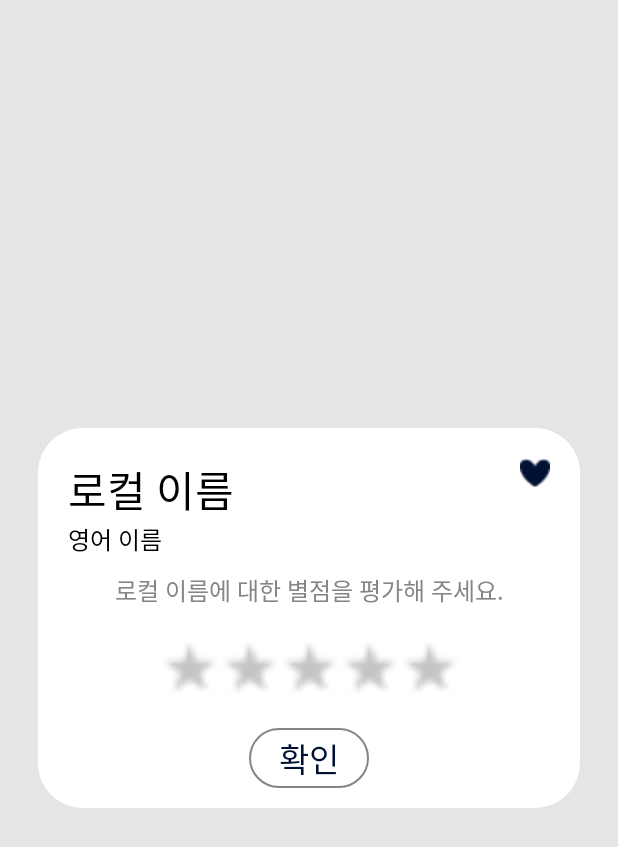
After one commit to cocktail-dakk/cocktail_dakk_android, an Android app: the MenuDetailEvaluateActivity screen opened directly, with no data from a screen before it, on a phone screen of 412 x 824 dp. The commit adds this screen. Shown: the top 847 px of the screen. Run offline under Robolectric (Android 15) with nearby library versions, the phone set to English and light mode, and no system bars.

Commit message:
sherlock: MenuDetailActivity.kt, MenuDetailEvaluateActivity.kt 만들기.

```diff
--- a/app/src/main/AndroidManifest.xml
+++ b/app/src/main/AndroidManifest.xml
@@ -17,15 +17,15 @@
 
                 <category android:name="android.intent.category.LAUNCHER" />
             </intent-filter>
-
         </activity>
 
         <activity android:name=".ui.search_tab.SearchTabActivity">
-
         </activity>
 
         <activity android:name=".ui.menu_detail.MenuDetailActivity">
+        </activity>
 
+        <activity android:name=".ui.menu_detail.MenuDetailEvaluateActivity">
         </activity>
 
 
--- /dev/null
+++ b/app/src/main/java/com/example/cocktail_dakk/ui/menu_detail/MenuDetailEvaluateActivity.kt
@@ -0,0 +1,116 @@
+package com.example.cocktail_dakk.ui.menu_detail
+
+import android.view.View
+import android.widget.Toast
+import com.example.cocktail_dakk.R
+import com.example.cocktail_dakk.databinding.ActivityMenuDetailEvaluateBinding
+import com.example.cocktail_dakk.ui.BaseActivity
+
+class MenuDetailEvaluateActivity: BaseActivity<ActivityMenuDetailEvaluateBinding>(ActivityMenuDetailEvaluateBinding::inflate) {
+
+    private var starPoint: Int = -1
+
+    override fun initAfterBinding() {
+        initCocktailName()
+        initClicker()
+    }
+
+    private fun initCocktailName() {
+        if (intent.hasExtra("localName") && intent.hasExtra("englishName") ){
+            binding.menuDetailEvaluateNameLocalTv.text = intent.getStringExtra("localName")
+            binding.menuDetailEvaluateNameEnglishTv.text = intent.getStringExtra("englishName")
+            binding.menuDetailEvaluateGuideTv.text = intent.getStringExtra("localName")+"에 대한 별점을 평가해 주세요."
+        }
+    }
+
+    private fun initClicker(){
+        binding.menuDetailEvaluateWhiteboardLa.setOnClickListener(){
+            // 아무것도 안함. 배경 클릭과의 대비를 두기 위한 코드. 지우지 말것!
+        }
+
+        binding.menuDetailEvaluateBackgroundLa.setOnClickListener(){
+            finish()
+        }
+        binding.menuDetailEvaluateExitIv.setOnClickListener(){
+            finish()
+        }
+
+        binding.menuDetailEvaluateStar1Iv.setOnClickListener(){
+            starPoint = 1
+            clickStar(1)
+        }
+        binding.menuDetailEvaluateStar2Iv.setOnClickListener(){
+            starPoint = 2
+            clickStar(2)
+        }
+        binding.menuDetailEvaluateStar3Iv.setOnClickListener(){
+            starPoint = 3
+            clickStar(3)
+        }
+        binding.menuDetailEvaluateStar4Iv.setOnClickListener(){
+            starPoint = 4
+            clickStar(4)
+        }
+        binding.menuDetailEvaluateStar5Iv.setOnClickListener(){
+            starPoint = 5
+            clickStar(5)
+        }
+
+
+        binding.menuDetailEvaluateOkOffTv.setOnClickListener(){
+            Toast.makeText(this, "별점을 평가해 주세요.", Toast.LENGTH_SHORT).show()
+        }
+        binding.menuDetailEvaluateOkOnTv.setOnClickListener(){
+            Toast.makeText(this, "별점 ${starPoint}점을 기록했습니다.", Toast.LENGTH_SHORT).show()
+            // 일단은 토스트 메시지로 기록하지만 서버에 점수 정보를 보내 평균을 낼것
+            finish()
+        }
+    }
+
+    private fun clickStar(point: Int){
+        val full = R.drawable.detail_star
+        val empty = R.drawable.detail_star_empty
+
+        when (point){
+            1 -> {
+                binding.menuDetailEvaluateStar1Iv.setImageResource(full)
+                binding.menuDetailEvaluateStar2Iv.setImageResource(empty)
+                binding.menuDetailEvaluateStar3Iv.setImageResource(empty)
+                binding.menuDetailEvaluateStar4Iv.setImageResource(empty)
+                binding.menuDetailEvaluateStar5Iv.setImageResource(empty)
+            }
+           2 -> {
+                binding.menuDetailEvaluateStar1Iv.setImageResource(full)
+                binding.menuDetailEvaluateStar2Iv.setImageResource(full)
+                binding.menuDetailEvaluateStar3Iv.setImageResource(empty)
+                binding.menuDetailEvaluateStar4Iv.setImageResource(empty)
+                binding.menuDetailEvaluateStar5Iv.setImageResource(empty)
+            }
+           3 -> {
+                binding.menuDetailEvaluateStar1Iv.setImageResource(full)
+                binding.menuDetailEvaluateStar2Iv.setImageResource(full)
+                binding.menuDetailEvaluateStar3Iv.setImageResource(full)
+                binding.menuDetailEvaluateStar4Iv.setImageResource(empty)
+                binding.menuDetailEvaluateStar5Iv.setImageResource(empty)
+            }
+            4 -> {
+                binding.menuDetailEvaluateStar1Iv.setImageResource(full)
+                binding.menuDetailEvaluateStar2Iv.setImageResource(full)
+                binding.menuDetailEvaluateStar3Iv.setImageResource(full)
+                binding.menuDetailEvaluateStar4Iv.setImageResource(full)
+                binding.menuDetailEvaluateStar5Iv.setImageResource(empty)
+            }
+            5 -> {
+                binding.menuDetailEvaluateStar1Iv.setImageResource(full)
+                binding.menuDetailEvaluateStar2Iv.setImageResource(full)
+                binding.menuDetailEvaluateStar3Iv.setImageResource(full)
+                binding.menuDetailEvaluateStar4Iv.setImageResource(full)
+                binding.menuDetailEvaluateStar5Iv.setImageResource(full)
+            }
+        }
+
+        binding.menuDetailEvaluateOkOffTv.visibility = View.INVISIBLE
+        binding.menuDetailEvaluateOkOnTv.visibility = View.VISIBLE
+    }
+
+}
--- /dev/null
+++ b/app/src/main/res/drawable/round_rect_fourwhite.xml
@@ -0,0 +1,14 @@
+<?xml version="1.0" encoding="utf-8"?>
+<shape xmlns:android="http://schemas.android.com/apk/res/android"
+    android:shape="rectangle" >
+    <solid android:color="@color/white"/>
+    <corners
+        android:topLeftRadius="30dp"
+        android:topRightRadius="30dp"
+        android:bottomRightRadius="30dp"
+        android:bottomLeftRadius="30dp"/>
+
+<!--    <stroke-->
+<!--        android:width="1dp"-->
+<!--        android:color="@color/white" />-->
+</shape>
--- /dev/null
+++ b/app/src/main/res/layout/activity_menu_detail_evaluate.xml
@@ -0,0 +1,160 @@
+<?xml version="1.0" encoding="utf-8"?>
+<androidx.constraintlayout.widget.ConstraintLayout
+    xmlns:android="http://schemas.android.com/apk/res/android"
+    android:id="@+id/menu_detail_evaluate_background_la"
+    android:layout_width="match_parent"
+    android:layout_height="match_parent"
+    android:background="@color/half_transparent"
+    xmlns:app="http://schemas.android.com/apk/res-auto">
+
+    <androidx.constraintlayout.widget.ConstraintLayout
+        android:id="@+id/menu_detail_evaluate_whiteboard_la"
+        android:layout_width="match_parent"
+        android:layout_height="wrap_content"
+        android:background="@drawable/round_rect_fourwhite"
+
+        app:layout_constraintTop_toTopOf="parent"
+        app:layout_constraintBottom_toBottomOf="parent"
+        app:layout_constraintStart_toStartOf="parent"
+        app:layout_constraintEnd_toEndOf="parent"
+        android:layout_marginStart="25dp"
+        android:layout_marginEnd="25dp">
+
+        // 이름
+        <TextView
+            android:id="@+id/menu_detail_evaluate_name_local_tv"
+            android:layout_width="wrap_content"
+            android:layout_height="wrap_content"
+            android:text="로컬 이름"
+            android:textSize="28sp"
+            android:textColor="@color/black"
+
+            android:layout_marginTop="20dp"
+            android:layout_marginStart="20dp"
+            app:layout_constraintStart_toStartOf="parent"
+            app:layout_constraintTop_toTopOf="parent"
+            />
+
+        <TextView
+            android:id="@+id/menu_detail_evaluate_name_english_tv"
+            android:layout_width="wrap_content"
+            android:layout_height="wrap_content"
+            android:text="영어 이름"
+            android:textSize="16sp"
+            android:textColor="@color/black"
+
+            app:layout_constraintStart_toStartOf="@id/menu_detail_evaluate_name_local_tv"
+            app:layout_constraintTop_toBottomOf="@id/menu_detail_evaluate_name_local_tv"
+            />
+
+        // X 표시 소스가 없어서 일단 임시로 넣었음
+        <ImageView
+            android:id="@+id/menu_detail_evaluate_exit_iv"
+            android:layout_width="20dp"
+            android:layout_height="20dp"
+            android:src="@drawable/search_heart"
+
+            android:layout_marginEnd="20dp"
+            app:layout_constraintEnd_toEndOf="parent"
+            app:layout_constraintTop_toTopOf="@+id/menu_detail_evaluate_name_local_tv"/>
+
+        <TextView
+            android:id="@+id/menu_detail_evaluate_guide_tv"
+            android:layout_width="wrap_content"
+            android:layout_height="wrap_content"
+            android:text="로컬 이름에 대한 별점을 평가해 주세요."
+            android:textSize="16sp"
+            android:textColor="@color/grey"
+
+            android:layout_marginTop="10dp"
+            android:paddingStart="20dp"
+            android:paddingEnd="20dp"
+            app:layout_constraintTop_toBottomOf="@id/menu_detail_evaluate_name_english_tv"
+            app:layout_constraintStart_toStartOf="parent"
+            app:layout_constraintEnd_toEndOf="parent"
+            />
+
+
+        <LinearLayout
+            android:id="@+id/menu_detail_evaluate_star_la"
+            android:layout_width="wrap_content"
+            android:layout_height="wrap_content"
+            android:orientation="horizontal"
+
+            android:layout_marginTop="20dp"
+            app:layout_constraintStart_toStartOf="parent"
+            app:layout_constraintEnd_toEndOf="parent"
+            app:layout_constraintTop_toBottomOf="@id/menu_detail_evaluate_guide_tv"
+            >
+
+            <ImageView
+                android:id="@+id/menu_detail_evaluate_star_1_iv"
+                android:layout_width="40dp"
+                android:layout_height="40dp"
+                android:src="@drawable/detail_star_empty" />
+            <ImageView
+                android:id="@+id/menu_detail_evaluate_star_2_iv"
+                android:layout_width="40dp"
+                android:layout_height="40dp"
+                android:src="@drawable/detail_star_empty" />
+            <ImageView
+                android:id="@+id/menu_detail_evaluate_star_3_iv"
+                android:layout_width="40dp"
+                android:layout_height="40dp"
+                android:src="@drawable/detail_star_empty" />
+            <ImageView
+                android:id="@+id/menu_detail_evaluate_star_4_iv"
+                android:layout_width="40dp"
+                android:layout_height="40dp"
+                android:src="@drawable/detail_star_empty" />
+            <ImageView
+                android:id="@+id/menu_detail_evaluate_star_5_iv"
+                android:layout_width="40dp"
+                android:layout_height="40dp"
+                android:src="@drawable/detail_star_empty" />
+        </LinearLayout>
+
+        <TextView
+            android:id="@+id/menu_detail_evaluate_ok_off_tv"
+            android:layout_width="80dp"
+            android:layout_height="wrap_content"
+            android:text="@string/evaluate_ok"
+            android:textAlignment="center"
+            android:textSize="22sp"
+            android:textColor="@color/nam"
+            android:background="@drawable/round_rect_white_in_grey"
+
+            android:layout_marginTop="20dp"
+            android:layout_marginBottom="13dp"
+            app:layout_constraintTop_toBottomOf="@id/menu_detail_evaluate_star_la"
+            android:padding="3dp"
+            app:layout_constraintStart_toStartOf="parent"
+            app:layout_constraintEnd_toEndOf="parent"
+            app:layout_constraintBottom_toBottomOf="parent"
+            />
+
+        <TextView
+            android:id="@+id/menu_detail_evaluate_ok_on_tv"
+            android:layout_width="80dp"
+            android:layout_height="wrap_content"
+            android:text="@string/evaluate_ok"
+            android:textAlignment="center"
+            android:textSize="22sp"
+            android:textColor="@color/white"
+            android:background="@drawable/round_rect_nam_in_white"
+
+            android:layout_marginTop="20dp"
+            android:layout_marginBottom="13dp"
+            app:layout_constraintTop_toBottomOf="@id/menu_detail_evaluate_star_la"
+            android:padding="3dp"
+            app:layout_constraintStart_toStartOf="parent"
+            app:layout_constraintEnd_toEndOf="parent"
+            app:layout_constraintBottom_toBottomOf="parent"
+            android:visibility="gone"
+            />
+
+
+
+    </androidx.constraintlayout.widget.ConstraintLayout>
+
+</androidx.constraintlayout.widget.ConstraintLayout>
--- a/app/src/main/res/values/colors.xml
+++ b/app/src/main/res/values/colors.xml
@@ -16,4 +16,7 @@
     <color name="sky">#FF03DAC5</color>
     <color name="grey">#858585</color>
 
+    <color name="transparent">#00ff0000</color>
+    <color name="half_transparent">#1A000000</color>
+
 </resources>
--- a/app/src/main/res/values/strings.xml
+++ b/app/src/main/res/values/strings.xml
@@ -15,4 +15,9 @@
     <string name="title_cocktail_information"> 칵테일 설명 </string>
     <string name="title_ingredients"> 필요한 재료 </string>
     <string name="title_recipe"> 레시피 </string>
+    <string name="star_evaluate"> 평가하기 </string>
+
+        // activity_menu_detail_evaluate
+    <string name="evaluate_ok"> 확인</string>
+
 </resources>
```
Also changed, not shown: app/src/main/java/com/example/cocktail_dakk/ui/menu_detail/MenuDetailActivity.kt (+7 -0 lines), app/src/main/res/layout/activity_menu_detail.xml (+17 -1 lines), app/src/main/res/values/themes.xml (+15 -0 lines).
